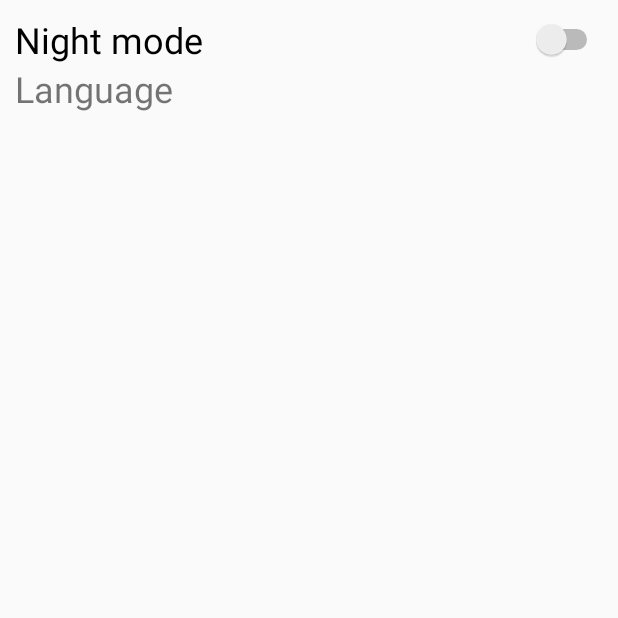
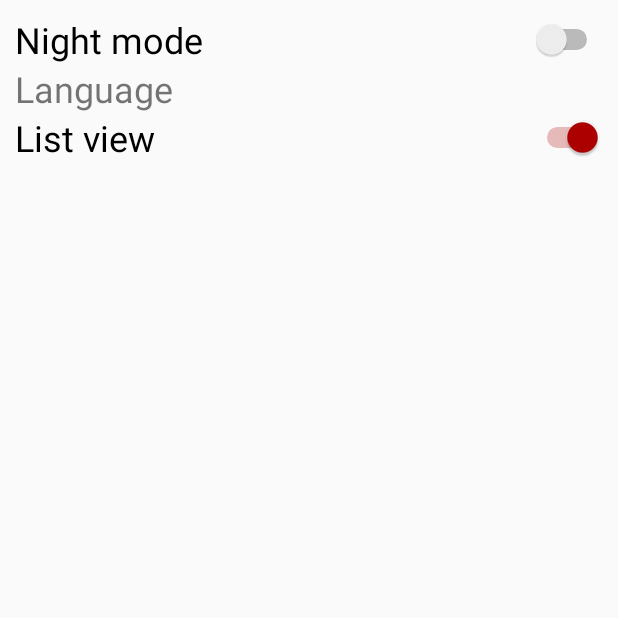
Before and after one commit to JodaVz/air1815---watchme, an Android app: the Settings screen opened directly, with no data from a screen before it, on a phone screen of 412 x 824 dp, the top half of it. Run offline under Robolectric (Android 15) with nearby library versions, the phone set to English and light mode, and no system bars.

Commit message:
-Created fragment movie comment and grid layout -Added switch to settings xml -Added new values to strings

```diff
--- a/app/src/main/res/layout/settings.xml
+++ b/app/src/main/res/layout/settings.xml
@@ -18,4 +18,14 @@
         android:text="@string/language"
         android:gravity="left"/>
 
+    <Switch
+        android:layout_width="match_parent"
+        android:layout_height="wrap_content"
+        android:textSize="24dp"
+        android:text="List view"
+        android:checked="true"
+        android:textOn="@string/list_view"
+        android:textOff="@string/grid_view"
+        android:id="@+id/settings_view_switch"/>
+
 </LinearLayout>
--- a/app/src/main/res/values/strings.xml
+++ b/app/src/main/res/values/strings.xml
@@ -17,4 +17,7 @@
     <string name="name">Name</string>
     <string name="surname">Surname</string>
     <string name="comment">Comment</string>
+    <string name="list_view">List</string>
+    <string name="grid_view">Grid</string>
+    <string name="catalog">Catalog</string>
 </resources>
```
Also changed, not shown: app/src/main/res/layout/activity_movie_details.xml (+7 -4 lines), app/src/main/res/layout/fragment_movie_comment_item.xml (+11 -3 lines), app/src/main/res/layout/grid_layout.xml (+11 -5 lines).
